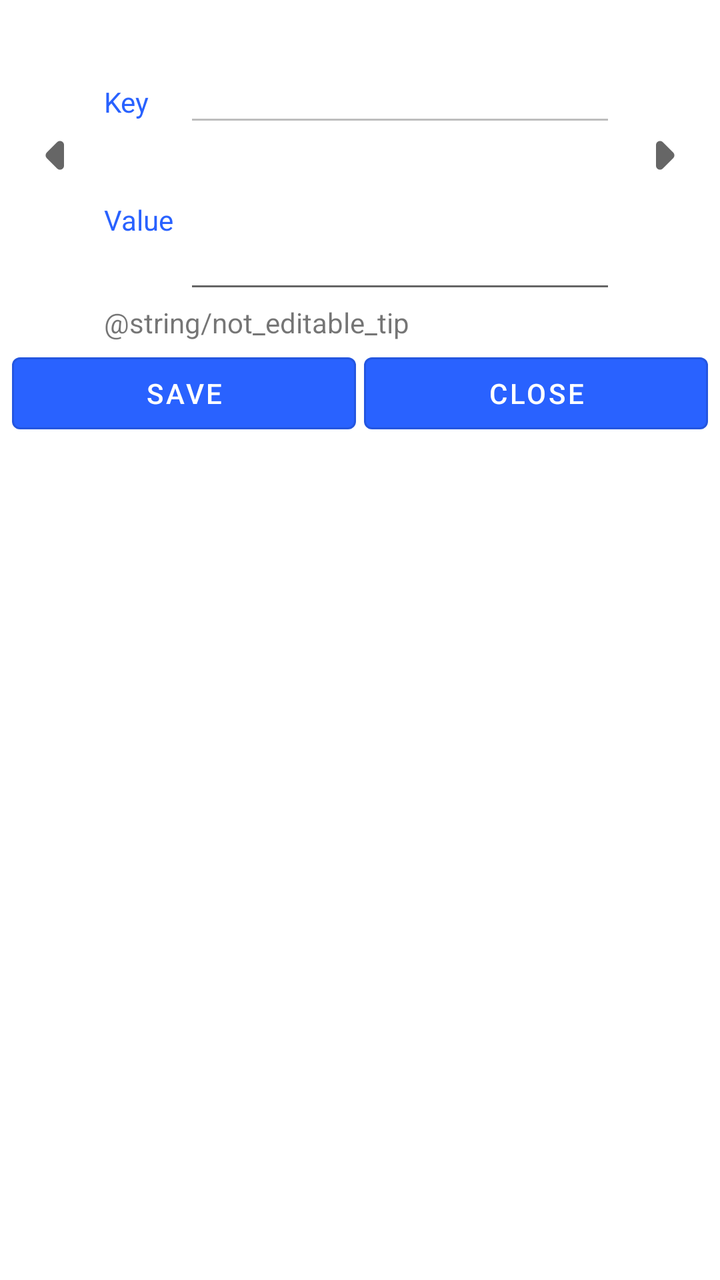
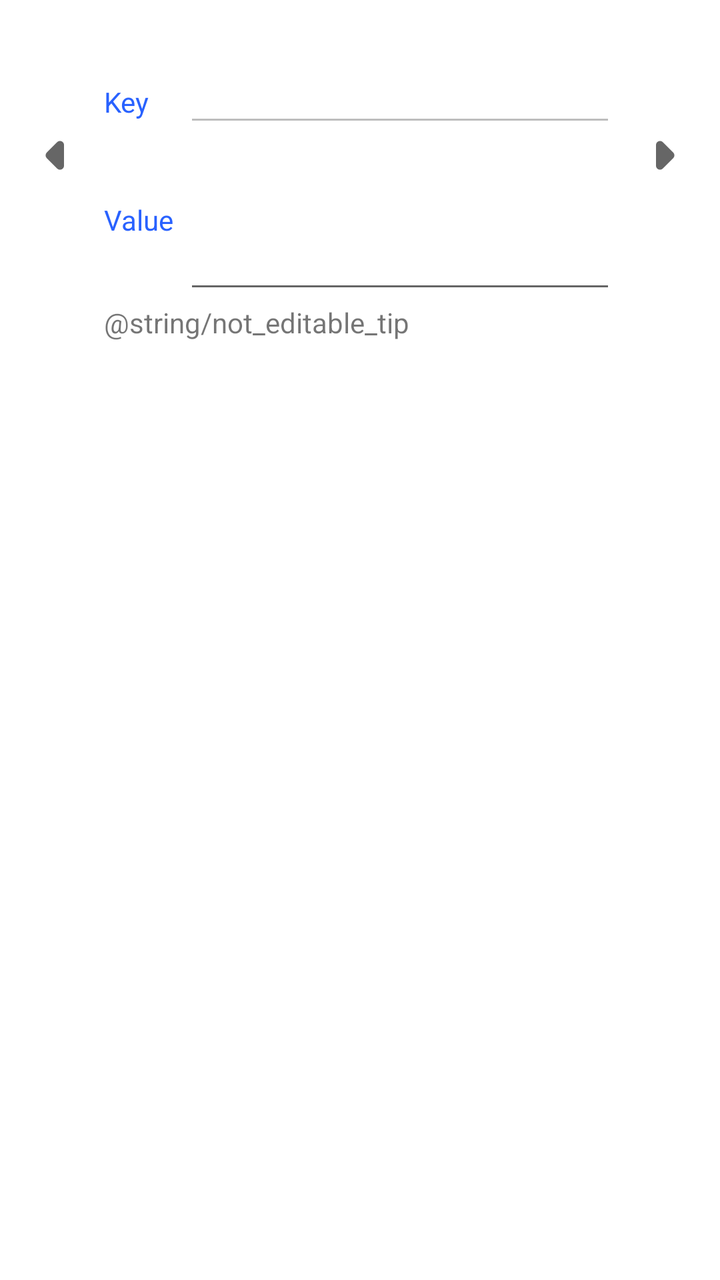

The first picture is an Android layout as it rendered before a commit; the second is the same layout after the commit. The layout source and the unified diff follow.
<!-- AndroidManifest.xml: another module's application theme AppTheme -->
<!-- res/layout/appdm_dialog_keyvalue.xml -->
<?xml version="1.0" encoding="utf-8"?>
<LinearLayout xmlns:android="http://schemas.android.com/apk/res/android"
    android:layout_width="fill_parent"
    android:layout_height="match_parent"
    xmlns:app="http://schemas.android.com/apk/res-auto"
    android:background="@color/white"
    android:orientation="vertical"
    android:padding="4dip">

    <LinearLayout
        android:layout_width="fill_parent"
        android:layout_height="wrap_content"
        android:focusable="true"
        android:focusableInTouchMode="true"
        android:orientation="horizontal" >

        <requestFocus />

    </LinearLayout>

    <RelativeLayout
        android:layout_width="fill_parent"
        android:layout_height="wrap_content">

        <LinearLayout
            android:id="@+id/image_prev"
            android:layout_width="wrap_content"
            android:layout_height="wrap_content"
            android:layout_alignBottom="@+id/value_layout"
            android:layout_alignTop="@+id/tv_type"
            android:gravity="center">

            <ImageView
                android:layout_width="48dp"
                android:layout_height="48dp"
                android:scaleType="fitCenter"
                android:src="@drawable/round_arrow_left_24" />
        </LinearLayout>

        <LinearLayout
            android:id="@+id/image_next"
            android:layout_width="wrap_content"
            android:layout_height="wrap_content"
            android:layout_alignBottom="@+id/value_layout"
            android:layout_alignParentEnd="true"
            android:layout_alignParentRight="true"
            android:layout_alignTop="@+id/tv_type"
            android:gravity="center">

            <ImageView
                android:layout_width="48dp"
                android:layout_height="48dp"
                android:scaleType="fitCenter"
                android:src="@drawable/round_arrow_right_24" />
        </LinearLayout>

        <TextView
            android:id="@+id/tv_type"
            android:layout_width="fill_parent"
            android:layout_height="wrap_content"
            android:layout_toLeftOf="@id/image_next"
            android:layout_toRightOf="@id/image_prev"
            android:textColor="@color/colorAccent" />

        <LinearLayout
            android:id="@+id/key_layout"
            android:layout_width="fill_parent"
            android:layout_height="wrap_content"
            android:layout_below="@id/tv_type"
            android:layout_marginTop="4dip"
            android:layout_toLeftOf="@id/image_next"
            android:layout_toRightOf="@id/image_prev"
            android:orientation="horizontal" >

            <TextView
                android:layout_width="40dip"
                android:layout_height="wrap_content"
                android:text="@string/appdm_key"
                android:textColor="@color/colorAccent" />

            <EditText
                android:id="@+id/et_key"
                android:layout_width="0dip"
                android:layout_height="wrap_content"
                android:layout_weight="1"
                android:enabled="false"
                android:inputType="text"
                android:minWidth="100dip" />
        </LinearLayout>

        <LinearLayout
            android:id="@+id/value_layout"
            android:layout_width="fill_parent"
            android:layout_height="wrap_content"
            android:layout_below="@id/key_layout"
            android:layout_toLeftOf="@id/image_next"
            android:layout_toRightOf="@id/image_prev"
            android:orientation="horizontal" >

            <TextView
                android:layout_width="40dip"
                android:layout_height="wrap_content"
                android:layout_gravity="center_vertical"
                android:text="@string/value"
                android:textColor="@color/colorAccent" />

            <EditText
                android:id="@+id/et_valuey"
                android:layout_width="0dip"
                android:layout_height="wrap_content"
                android:layout_weight="1"
                android:inputType="textMultiLine"
                android:maxLines="10"
                android:minLines="3" />
        </LinearLayout>

        <TextView
            android:id="@+id/tv_noteditable"
            android:layout_width="fill_parent"
            android:layout_height="wrap_content"
            android:layout_below="@id/value_layout"
            android:layout_toLeftOf="@id/image_next"
            android:layout_toRightOf="@id/image_prev"
            android:text="@string/not_editable_tip" />

    </RelativeLayout>

    <LinearLayout
        android:layout_width="fill_parent"
        android:layout_height="wrap_content"
        android:orientation="horizontal" >

        <com.google.android.material.button.MaterialButton
            style="@style/Widget.MaterialComponents.Button.OutlinedButton"
            app:backgroundTint="@color/colorAccent"
            android:textColor="@color/colorPrimaryDark"
            android:layout_margin="2dp"
            android:id="@+id/btn_save"
            android:layout_width="0dip"
            android:layout_height="wrap_content"
            android:layout_weight="1"
            android:text="@string/save"/>

        <com.google.android.material.button.MaterialButton
            style="@style/Widget.MaterialComponents.Button.OutlinedButton"
            app:backgroundTint="@color/colorAccent"
            android:textColor="@color/colorPrimaryDark"
            android:id="@+id/btn_cancel"
            android:layout_margin="2dp"
            android:layout_width="0dip"
            android:layout_height="wrap_content"
            android:layout_weight="1"
            android:text="@string/close" />

    </LinearLayout>

</LinearLayout>
<!-- resources referenced by this layout -->
<resources>
  <color name="colorAccent">#2962FF</color>
  <color name="colorPrimaryDark">#FFF</color>
  <color name="white">#ffffffff</color>
  <!-- drawable round_arrow_left_24 (drawable) -->
  <vector xmlns:android="http://schemas.android.com/apk/res/android"
      android:width="24dp"
      android:height="24dp"
      android:viewportWidth="24"
      android:viewportHeight="24"
      android:tint="?attr/colorControlNormal"
      android:autoMirrored="true">
    <path
        android:fillColor="@color/colorAccent"
        android:pathData="M12.29,8.71L9.7,11.3c-0.39,0.39 -0.39,1.02 0,1.41l2.59,2.59c0.63,0.63 1.71,0.18 1.71,-0.71V9.41c0,-0.89 -1.08,-1.33 -1.71,-0.7z"/>
  </vector>
  <!-- drawable round_arrow_right_24 (drawable) -->
  <vector xmlns:android="http://schemas.android.com/apk/res/android"
      android:width="24dp"
      android:height="24dp"
      android:viewportWidth="24"
      android:viewportHeight="24"
      android:tint="?attr/colorControlNormal"
      android:autoMirrored="true">
    <path
        android:fillColor="@color/colorAccent"
        android:pathData="M11.71,15.29l2.59,-2.59c0.39,-0.39 0.39,-1.02 0,-1.41L11.71,8.7c-0.63,-0.62 -1.71,-0.18 -1.71,0.71v5.17c0,0.9 1.08,1.34 1.71,0.71z"/>
  </vector>
  <string name="appdm_key">Key</string>
  <string name="close">Close</string>
  <string name="save">Save</string>
  <string name="value">Value</string>
  <style name="AppTheme" parent="Theme.MaterialComponents.Light.NoActionBar">
          
      </style>
</resources>

<!-- the commit's change to res/layout/appdm_dialog_keyvalue.xml (unified diff, before → after) -->
@@ -130,7 +130,7 @@
         android:layout_height="wrap_content"
         android:orientation="horizontal" >
 
-        <com.google.android.material.button.MaterialButton
+        <androidx.appcompat.widget.AppCompatButton
             style="@style/Widget.MaterialComponents.Button.OutlinedButton"
             app:backgroundTint="@color/colorAccent"
             android:textColor="@color/colorPrimaryDark"
@@ -141,7 +141,7 @@
             android:layout_weight="1"
             android:text="@string/save"/>
 
-        <com.google.android.material.button.MaterialButton
+        <androidx.appcompat.widget.AppCompatButton
             style="@style/Widget.MaterialComponents.Button.OutlinedButton"
             app:backgroundTint="@color/colorAccent"
             android:textColor="@color/colorPrimaryDark"
